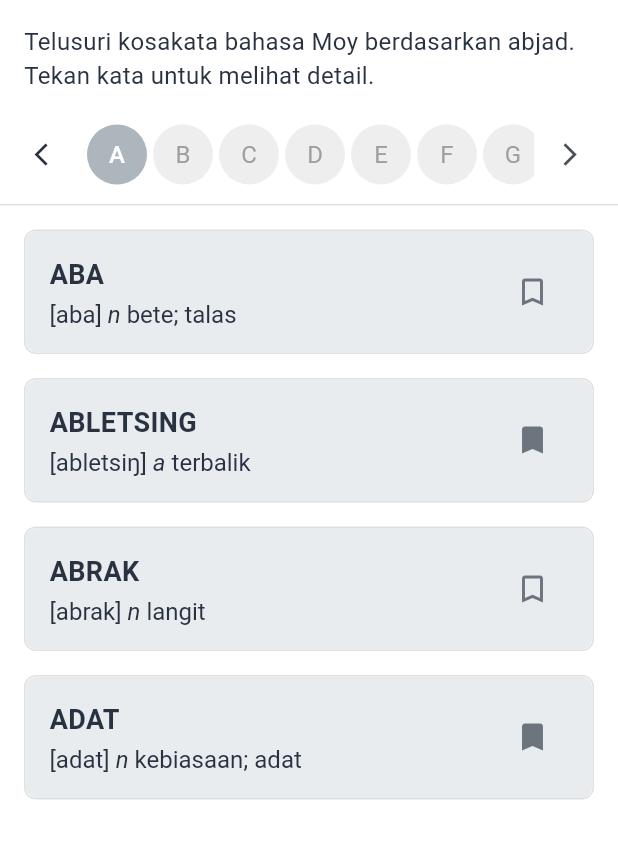
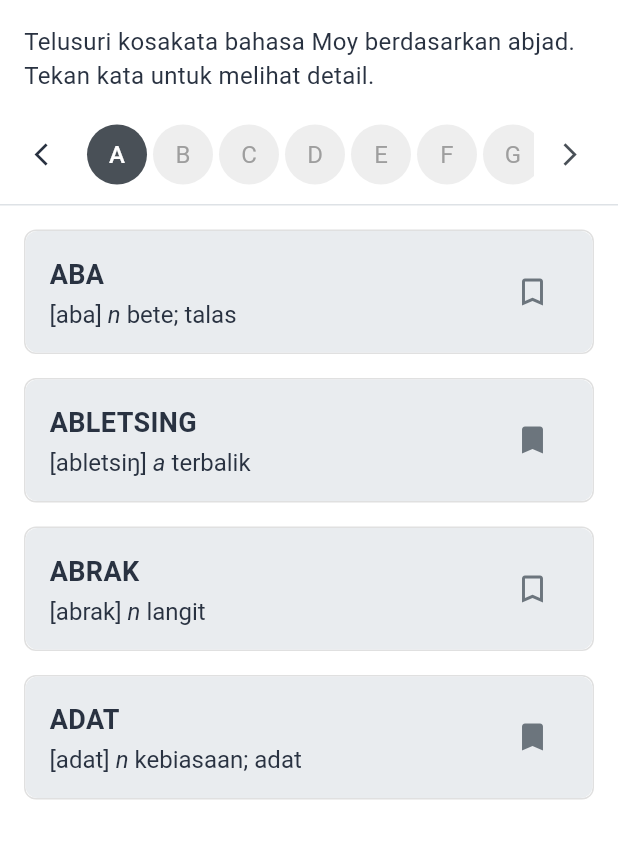
Before and after one commit to papua-opensource/kamus-bahasa-moy, a Flutter app: the VocabularyScreen screen opened directly, on a phone screen of 412 x 824 dp, the part 84-943 px from its top. Run offline on Flutter 3.47's test engine with Material 3 defaults, Android fonts, the light colour scheme and no system bars.

Commit message:
fix: update selected state color in vocabulary screen for improved visibility

```diff
--- a/lib/screens/vocabulary_screen.dart
+++ b/lib/screens/vocabulary_screen.dart
@@ -153,7 +153,7 @@ class _VocabularyScreenState extends State<VocabularyScreen> {
                           decoration: BoxDecoration(
                             shape: BoxShape.circle,
                             color: isSelected
-                                ? const Color(0xFFadb5bd)
+                                ? const Color(0xFF495057)
                                 : Colors.grey[200],
                           ),
                           child: Center(
```
